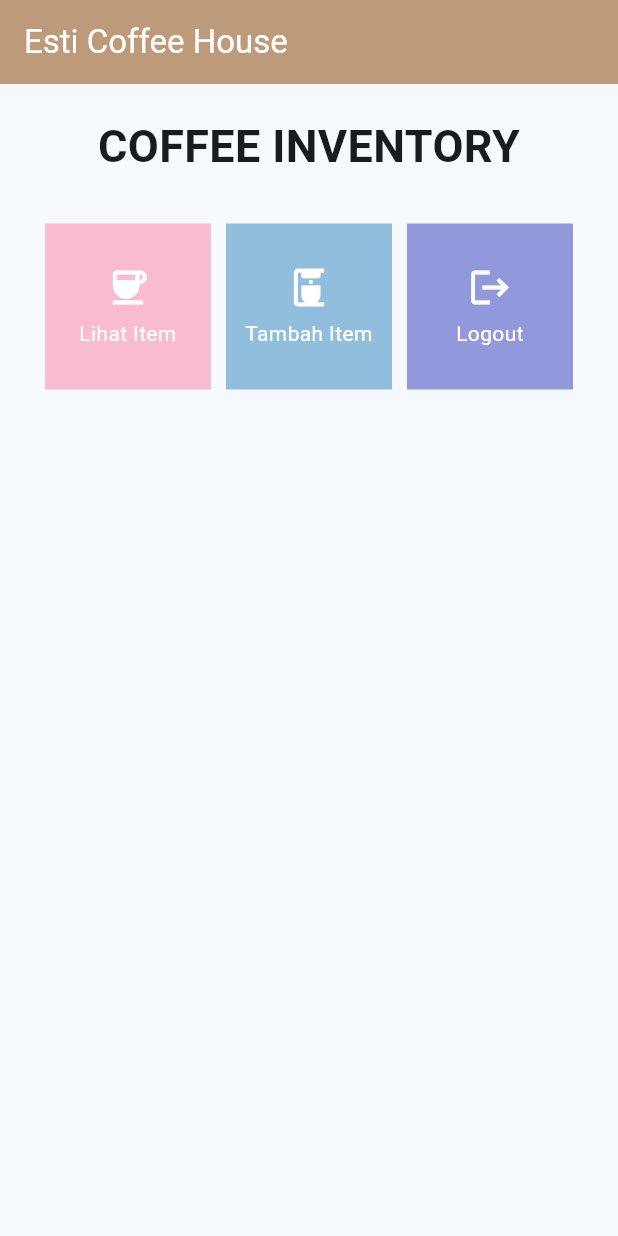
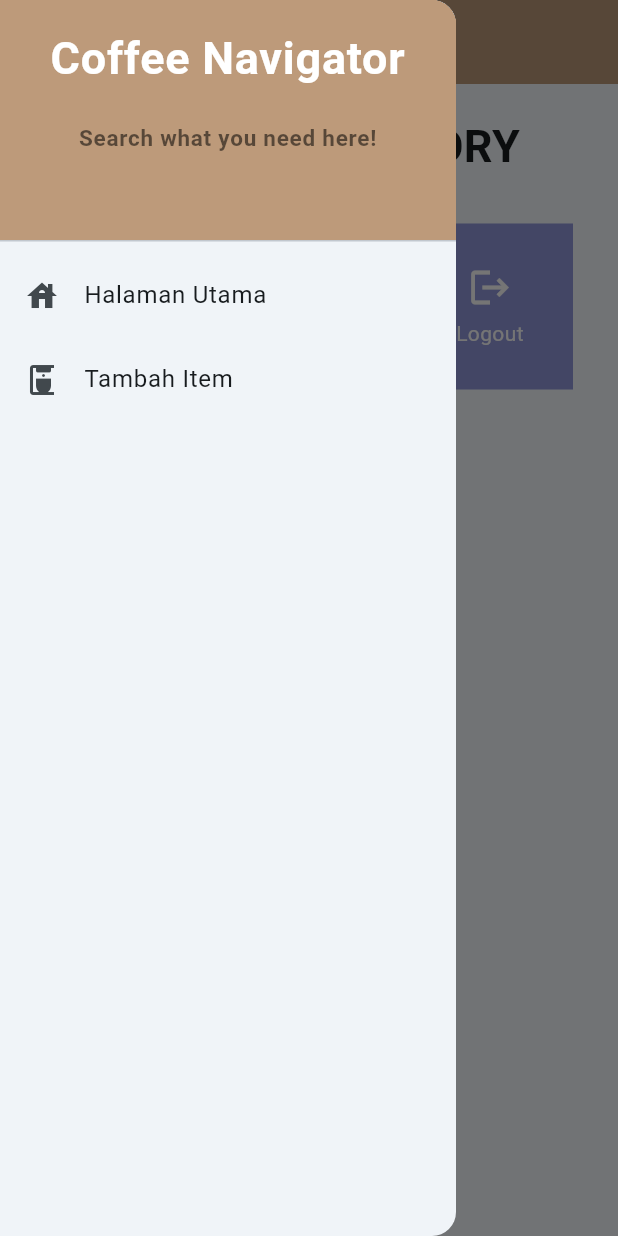
Before and after one commit to AzkaNydiaEsti/food_inventory_mobile, a Flutter app: the screen it shows after launch, with the side drawer open (before the commit the screen has no drawer), on a phone screen of 412 x 824 dp. Run offline on Flutter 3.47's test engine with Material 2 defaults, Android fonts, the phone set to English and light mode, and no system bars.

Commit message:
Tugas 8 Selesai

```diff
--- a/lib/main.dart
+++ b/lib/main.dart
@@ -1,5 +1,5 @@
 import 'package:flutter/material.dart';
-import 'package:food_inventory_mobile/menu.dart';
+import 'package:food_inventory_mobile/screens/menu.dart';
 
 void main() {
   runApp(const MyApp());
--- a/lib/menu.dart
+++ b/lib/screens/menu.dart
@@ -1,5 +1,6 @@
 import 'package:flutter/material.dart';
-
+import 'package:food_inventory_mobile/widgets/left_drawer.dart';
+import 'package:food_inventory_mobile/widgets/shop_card.dart';
 
 class MyHomePage extends StatelessWidget {
     MyHomePage({Key? key}) : super(key: key);
@@ -17,9 +18,10 @@
         title: const Text(
           'Esti Coffee House',
         ),
-        backgroundColor:  Color.fromARGB(255, 189, 154, 122),
+        backgroundColor:  const Color.fromARGB(255, 189, 154, 122),
         foregroundColor: Colors.white,
       ),
+      drawer: const LeftDrawer(),
       body: SingleChildScrollView(
         // Widget wrapper yang dapat discroll
         child: Padding(
@@ -60,57 +62,3 @@
     );
     }
 }
-
-class InventoryItem {
-  final String name;
-  final IconData icon;
-  final Color color;
-
-  InventoryItem(this.name, this.icon, this.color);
-}
-
-class InventoryCard extends StatelessWidget {
-  final InventoryItem item;
-
-  const InventoryCard(this.item, {super.key}); // Constructor
-
-  @override
-  Widget build(BuildContext context) {
-    return Material(
-      // Ubah warna sesuai tombol
-      color: item.color,
-      child: InkWell(
-        // Area responsive terhadap sentuhan
-        onTap: () {
-          // Memunculkan SnackBar ketika diklik
-          ScaffoldMessenger.of(context)
-            ..hideCurrentSnackBar()
-            ..showSnackBar(SnackBar(
-                content: Text("Kamu telah menekan tombol ${item.name}!")));
-        },
-        child: Container(
-          // Container untuk menyimpan Icon dan Text
-          padding: const EdgeInsets.all(8),
-          child: Center(
-            child: Column(
-              mainAxisAlignment: MainAxisAlignment.center,
-              children: [
-                Icon(
-                  item.icon,
-                  color: Colors.white,
-                  size: 30.0,
-                ),
-                const Padding(padding: EdgeInsets.all(3)),
-                Text(
-                  item.name,
-                  textAlign: TextAlign.center,
-                  style: const TextStyle(color: Colors.white),
-                ),
-              ],
-            ),
-          ),
-        ),
-      ),
-    );
-  }
-}
--- /dev/null
+++ b/lib/widgets/left_drawer.dart
@@ -0,0 +1,68 @@
+import 'package:flutter/material.dart';
+import 'package:food_inventory_mobile/screens/menu.dart';
+import 'package:food_inventory_mobile/screens/shoplist_form.dart';
+
+class LeftDrawer extends StatelessWidget {
+  const LeftDrawer({super.key});
+
+  @override
+  Widget build(BuildContext context) {
+    return Drawer(
+      child: ListView(
+        children: [
+          const DrawerHeader(
+            decoration: BoxDecoration(
+              color: Color.fromARGB(255, 189, 154, 122),
+            ),
+            child: Column(
+              children: [
+                Text(
+                  'Coffee Navigator',
+                  textAlign: TextAlign.center,
+                  style: TextStyle(
+                    fontSize: 30,
+                    fontWeight: FontWeight.bold,
+                    color: Colors.white,
+                  ),
+                ),
+                Padding(padding: EdgeInsets.all(10)),
+                Text("Search what you need here!",
+                    textAlign: TextAlign.center,
+                    style: TextStyle(
+                      fontSize: 15,
+                      color: Colors.black54,
+                      fontWeight: FontWeight.w600
+                    ),
+                    ),
+              ],
+            ),
+          ),
+          ListTile(
+            leading: const Icon(Icons.house),
+            title: const Text('Halaman Utama'),
+            // Bagian redirection ke MyHomePage
+            onTap: () {
+              Navigator.pushReplacement(
+                  context,
+                  MaterialPageRoute(
+                    builder: (context) => MyHomePage(),
+                  ));
+            },
+          ),
+          ListTile(
+            leading: const Icon(Icons.coffee_maker),
+            title: const Text('Tambah Item'),
+            // Bagian redirection ke ShopFormPage
+            onTap: () {
+              Navigator.push(
+              context,
+              MaterialPageRoute(
+                builder: (context) => const ShopFormPage(),
+              ));
+            },
+          ),
+        ],
+      ),
+    );
+  }
+}
--- /dev/null
+++ b/lib/widgets/shop_card.dart
@@ -0,0 +1,63 @@
+import 'package:flutter/material.dart';
+import 'package:food_inventory_mobile/screens/shoplist_form.dart';
+
+class InventoryItem {
+  final String name;
+  final IconData icon;
+  final Color color;
+
+  InventoryItem(this.name, this.icon, this.color);
+}
+
+class InventoryCard extends StatelessWidget {
+  final InventoryItem item;
+
+  const InventoryCard(this.item, {super.key}); // Constructor
+
+  @override
+  Widget build(BuildContext context) {
+    return Material(
+      // Ubah warna sesuai tombol
+      color: item.color,
+      child: InkWell(
+        // Area responsive terhadap sentuhan
+        onTap: () {
+          // Memunculkan SnackBar ketika diklik
+          ScaffoldMessenger.of(context)
+            ..hideCurrentSnackBar()
+            ..showSnackBar(SnackBar(
+                content: Text("Kamu telah menekan tombol ${item.name}!")));
+          if (item.name == "Tambah Item") {
+            Navigator.push(
+              context,
+              MaterialPageRoute(
+                builder: (context) => const ShopFormPage(),
+              ));
+          }
+        },
+        child: Container(
+          // Container untuk menyimpan Icon dan Text
+          padding: const EdgeInsets.all(8),
+          child: Center(
+            child: Column(
+              mainAxisAlignment: MainAxisAlignment.center,
+              children: [
+                Icon(
+                  item.icon,
+                  color: Colors.white,
+                  size: 30.0,
+                ),
+                const Padding(padding: EdgeInsets.all(3)),
+                Text(
+                  item.name,
+                  textAlign: TextAlign.center,
+                  style: const TextStyle(color: Colors.white),
+                ),
+              ],
+            ),
+          ),
+        ),
+      ),
+    );
+  }
+}
```
Also changed, not shown: lib/screens/shoplist_form.dart (added, +187 -0 lines), 1 other file.
